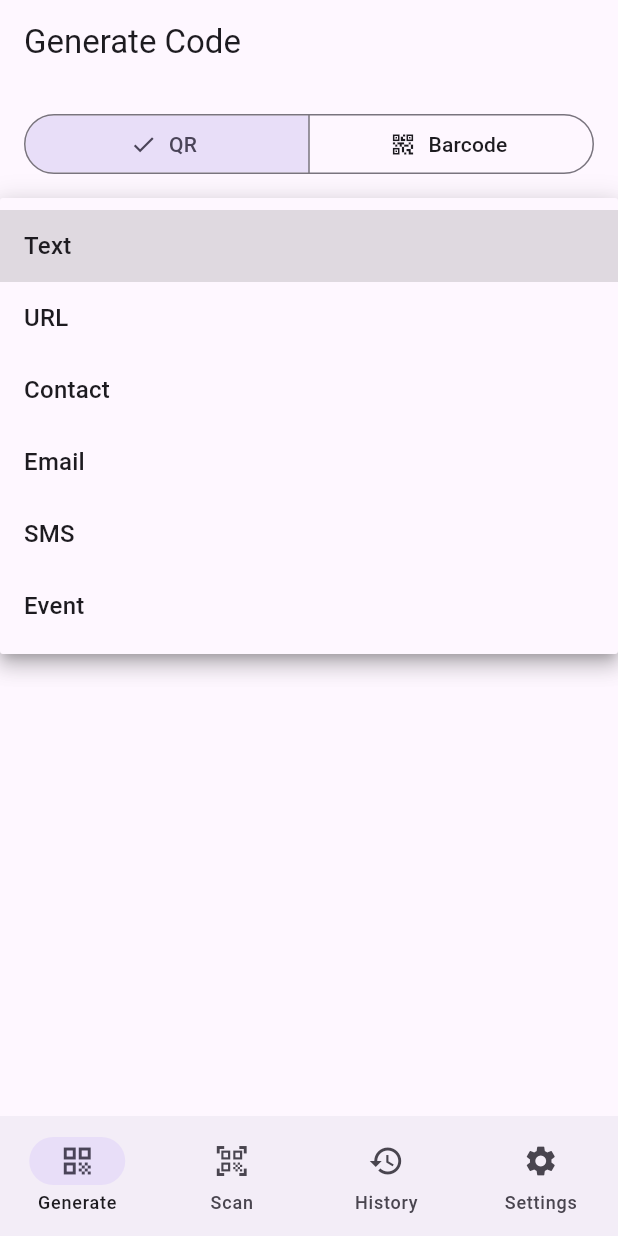
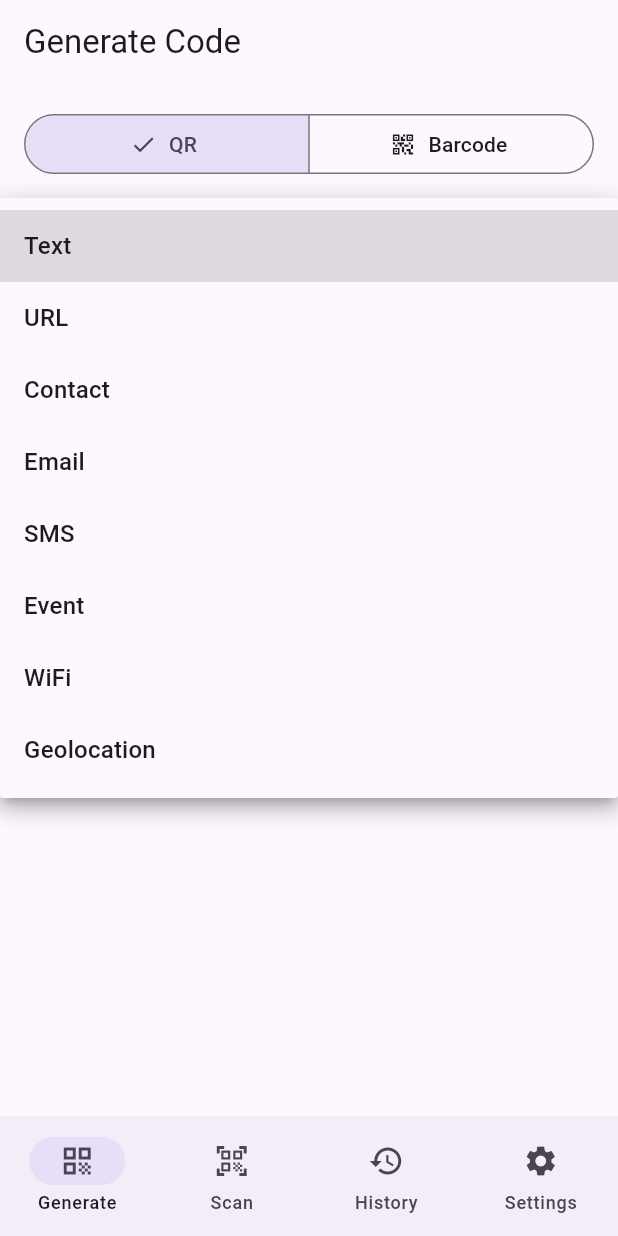
Before and after one commit to bilalparray/qr_scanner_generator, a Flutter app: the screen it shows after launch, after a tap on "Text", on a phone screen of 412 x 824 dp. Run offline on Flutter 3.47's test engine with Material 3 defaults, Android fonts, the phone set to English and light mode, and no system bars; our stand-ins replace barcode_widget, flutter_contacts, hive, hive_flutter, image_picker, package_info_plus and 4 more; missing offline and left inert: add_2_calendar, google_mlkit_barcode_scanning, mobile_scanner, wifi_iot; accounts and stored records are empty.

Commit message:
added some generator option

```diff
--- a/lib/main.dart
+++ b/lib/main.dart
@@ -31,6 +31,7 @@ class MyApp extends StatelessWidget {
   Widget build(BuildContext context) {
     return MaterialApp(
       title: 'QR/Barcode Scanner',
+      debugShowCheckedModeBanner: false,
       theme: ThemeData(
         primarySwatch: Colors.blue,
       ),
--- a/lib/screens/generate_screen.dart
+++ b/lib/screens/generate_screen.dart
@@ -1,6 +1,5 @@
 import 'package:flutter/material.dart';
 import 'package:qr_flutter/qr_flutter.dart';
-
 import 'package:barcode_widget/barcode_widget.dart';
 import 'package:provider/provider.dart';
 import 'package:image_picker/image_picker.dart';
@@ -31,6 +30,12 @@ class _GenerateScreenState extends State<GenerateScreen> {
   final _startDateController = TextEditingController();
   final _endDateController = TextEditingController();
   final _descriptionController = TextEditingController();
+  final _ssidController = TextEditingController();
+  final _passwordController = TextEditingController();
+  final _encryptionTypeController =
+      TextEditingController(text: 'WPA'); // Default value
+  final _latitudeController = TextEditingController();
+  final _longitudeController = TextEditingController();
 
   String _selectedType = 'qr';
   String _selectedFormat = 'code128';
@@ -40,8 +45,6 @@ class _GenerateScreenState extends State<GenerateScreen> {
   final int _errorCorrectionLevel = QrErrorCorrectLevel.M;
   bool _isGenerating = false;
   String? _generatedData;
-
-  final _barcode = Barcode.code128();
 
   @override
   void dispose() {
@@ -58,6 +61,11 @@ class _GenerateScreenState extends State<GenerateScreen> {
       _startDateController,
       _endDateController,
       _descriptionController,
+      _ssidController,
+      _passwordController,
+      _encryptionTypeController,
+      _latitudeController,
+      _longitudeController,
     ]) {
       c.dispose();
     }
@@ -79,30 +87,65 @@ class _GenerateScreenState extends State<GenerateScreen> {
         return '''
 BEGIN:VCARD
 VERSION:3.0
-FN:${_nameController.text}
-TEL:${_phoneController.text}
-EMAIL:${_emailController.text}
+FN:\${_nameController.text}
+TEL:\${_phoneController.text}
+EMAIL:\${_emailController.text}
 END:VCARD
 ''';
       case 'email':
-        return 'mailto:${_emailController.text}'
-            '?subject=${Uri.encodeComponent(_subjectController.text)}'
-            '&body=${Uri.encodeComponent(_messageController.text)}';
+        return 'mailto:\${_emailController.text}'
+            '?subject=\${Uri.encodeComponent(_subjectController.text)}'
+            '&body=\${Uri.encodeComponent(_messageController.text)}';
       case 'sms':
-        return 'sms:${_phoneController.text}'
-            '?body=${Uri.encodeComponent(_messageController.text)}';
+        return 'sms:\${_phoneController.text}'
+            '?body=\${Uri.encodeComponent(_messageController.text)}';
       case 'event':
         return '''
 BEGIN:VEVENT
-SUMMARY:${_eventNameController.text}
-LOCATION:${_locationController.text}
-DTSTART:${_startDateController.text}
-DTEND:${_endDateController.text}
-DESCRIPTION:${_descriptionController.text}
+SUMMARY:\${_eventNameController.text}
+LOCATION:\${_locationController.text}
+DTSTART:\${_startDateController.text}
+DTEND:\${_endDateController.text}
+DESCRIPTION:\${_descriptionController.text}
 END:VEVENT
 ''';
+      case 'wifi':
+        return 'WIFI:S:\${_ssidController.text};T:\${_encryptionTypeController.text};P:\${_passwordController.text};;';
+      case 'geo':
+        return 'geo:\${_latitudeController.text},\${_longitudeController.text}';
       default:
         return _contentController.text;
+    }
+  }
+
+  Barcode _getBarcodeFromFormat(String format) {
+    switch (format) {
+      case 'code128':
+        return Barcode.code128();
+      case 'code39':
+        return Barcode.code39();
+      case 'code93':
+        return Barcode.code93();
+      case 'codabar':
+        return Barcode.codabar();
+      case 'dataMatrix':
+        return Barcode.dataMatrix();
+      case 'ean13':
+        return Barcode.ean13();
+      case 'ean8':
+        return Barcode.ean8();
+      case 'itf':
+        return Barcode.itf();
+      case 'pdf417':
+        return Barcode.pdf417();
+      case 'qr':
+        return Barcode.qrCode();
+      case 'upca':
+        return Barcode.upcA();
+      case 'upce':
+        return Barcode.upcE();
+      default:
+        return Barcode.code128();
     }
   }
 
@@ -171,7 +214,7 @@ END:VEVENT
     } catch (e) {
       if (mounted) {
         ScaffoldMessenger.of(context).showSnackBar(
-          SnackBar(content: Text('Error: $e')),
+          SnackBar(content: Text('Error: \$e')),
         );
       }
     } finally {
@@ -287,6 +330,51 @@ END:VEVENT
             ),
           ],
         );
+      case 'wifi':
+        return Column(
+          children: [
+            TextFormField(
+              controller: _ssidController,
+              decoration: const InputDecoration(labelText: 'SSID'),
+              validator: (v) => (v?.isEmpty ?? true) ? 'Enter SSID' : null,
+            ),
+            TextFormField(
+              controller: _passwordController,
+              decoration: const InputDecoration(labelText: 'Password'),
+              validator: (v) => (v?.isEmpty ?? true) ? 'Enter password' : null,
+            ),
+            DropdownButtonFormField<String>(
+              value: _encryptionTypeController.text.isEmpty
+                  ? 'WPA'
+                  : _encryptionTypeController.text,
+              decoration: const InputDecoration(labelText: 'Encryption Type'),
+              items: const [
+                DropdownMenuItem(value: 'WPA', child: Text('WPA')),
+                DropdownMenuItem(value: 'WEP', child: Text('WEP')),
+                DropdownMenuItem(value: 'nopass', child: Text('No Password')),
+              ],
+              onChanged: (v) {
+                if (v != null)
+                  setState(() => _encryptionTypeController.text = v);
+              },
+            ),
+          ],
+        );
+      case 'geo':
+        return Column(
+          children: [
+            TextFormField(
+              controller: _latitudeController,
+              decoration: const InputDecoration(labelText: 'Latitude'),
+              validator: (v) => (v?.isEmpty ?? true) ? 'Enter latitude' : null,
+            ),
+            TextFormField(
+              controller: _longitudeController,
+              decoration: const InputDecoration(labelText: 'Longitude'),
+              validator: (v) => (v?.isEmpty ?? true) ? 'Enter longitude' : null,
+            ),
+          ],
+        );
       case 'text':
       default:
         return TextFormField(
@@ -345,6 +433,9 @@ END:VEVENT
                           DropdownMenuItem(value: 'sms', child: Text('SMS')),
                           DropdownMenuItem(
                               value: 'event', child: Text('Event')),
+                          DropdownMenuItem(value: 'wifi', child: Text('WiFi')),
+                          DropdownMenuItem(
+                              value: 'geo', child: Text('Geolocation')),
                         ],
                         onChanged: (v) {
                           if (v != null) setState(() => _selectedQrType = v);
@@ -361,8 +452,22 @@ END:VEVENT
                           DropdownMenuItem(
                               value: 'code128', child: Text('Code 128')),
                           DropdownMenuItem(
+                              value: 'code39', child: Text('Code 39')),
+                          DropdownMenuItem(
+                              value: 'code93', child: Text('Code 93')),
+                          DropdownMenuItem(
+                              value: 'codabar', child: Text('Codabar')),
+                          DropdownMenuItem(
+                              value: 'dataMatrix', child: Text('Data Matrix')),
+                          DropdownMenuItem(
                               value: 'ean13', child: Text('EAN-13')),
+                          DropdownMenuItem(value: 'ean8', child: Text('EAN-8')),
+                          DropdownMenuItem(value: 'itf', child: Text('ITF')),
+                          DropdownMenuItem(
+                              value: 'pdf417', child: Text('PDF417')),
+                          DropdownMenuItem(value: 'qr', child: Text('QR Code')),
                           DropdownMenuItem(value: 'upca', child: Text('UPC-A')),
+                          DropdownMenuItem(value: 'upce', child: Text('UPC-E')),
                         ],
                         onChanged: (v) {
                           if (v != null) setState(() => _selectedFormat = v);
@@ -377,7 +482,6 @@ END:VEVENT
                       ),
                     ],
                     const SizedBox(height: 16),
-                    // color pickers, logo picker, error level, generate button...
                     ElevatedButton(
                       onPressed: _isGenerating ? null : _generateCode,
                       child: _isGenerating
@@ -404,7 +508,7 @@ END:VEVENT
                                     size: Size(40, 40)),
                               )
                             : BarcodeWidget(
-                                barcode: _barcode,
+                                barcode: _getBarcodeFromFormat(_selectedFormat),
                                 data: _generatedData!,
                                 width: 200,
                                 height: 80,
```
